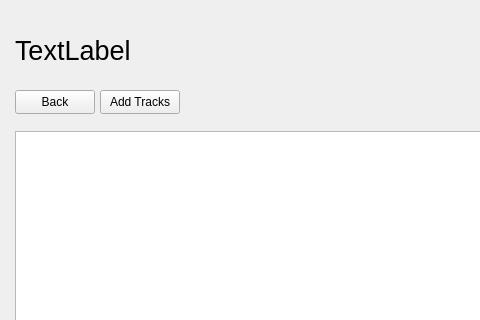
Old version of the form list_of_playlist_tracks.ui in the repository monarxy/MusicPlayer; both pictures show x 0 to 480 and y 0 to 320 of the 832 by 664 pixel window.
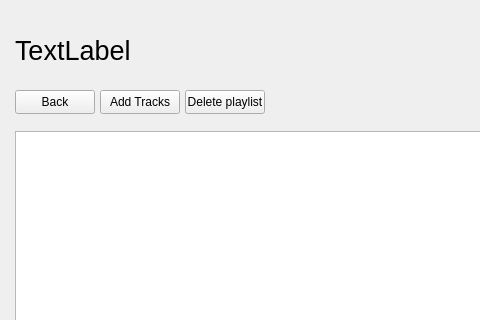
New version of the form.

Commit message: system of deleting playlists and tracks has been added. few design improvments

```diff
--- a/list_of_playlist_tracks.ui
+++ b/list_of_playlist_tracks.ui
@@ -67,6 +67,19 @@
     <string>Back</string>
    </property>
   </widget>
+  <widget class="QPushButton" name="pushButton_3">
+   <property name="geometry">
+    <rect>
+     <x>185</x>
+     <y>90</y>
+     <width>80</width>
+     <height>24</height>
+    </rect>
+   </property>
+   <property name="text">
+    <string>Delete playlist</string>
+   </property>
+  </widget>
  </widget>
  <resources/>
  <connections/>
```
The commit also changes 28 other files.
